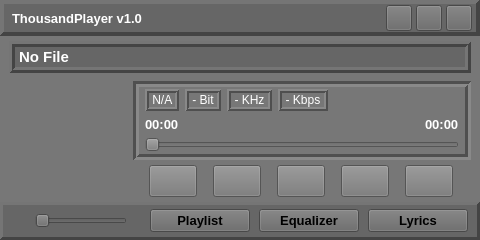
The window that source/ui/mainwindow/tp_mainwindow.ui (ZXfkSIE/ThousandPlayer) describes before a commit, drawn with Qt 5.
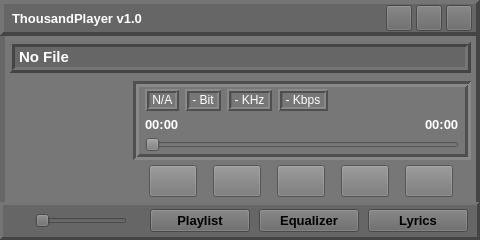
The same window after the commit. Custom widgets are drawn as their Qt base class.

Diff of the .ui file:
```diff
--- a/source/ui/mainwindow/tp_mainwindow.ui
+++ b/source/ui/mainwindow/tp_mainwindow.ui
@@ -220,7 +220,7 @@
     </widget>
    </item>
    <item>
-    <widget class="QWidget" name="widget_InfoContainer" native="true">
+    <widget class="QFrame" name="frame_InfoContainer">
      <property name="sizePolicy">
       <sizepolicy hsizetype="Preferred" vsizetype="Fixed">
        <horstretch>0</horstretch>
@@ -242,6 +242,16 @@
      <property name="mouseTracking">
       <bool>true</bool>
      </property>
+     <property name="styleSheet">
+      <string notr="true">QFrame{
+border-left-width: 5px;
+border-left-style: solid;
+border-left-color: #666;
+border-right-width: 4px;
+border-right-style: solid;
+border-right-color: rgb(68, 68, 68);
+}</string>
+     </property>
      <layout class="QHBoxLayout" name="horizontalLayout_3">
       <property name="topMargin">
        <number>5</number>
@@ -295,10 +305,20 @@
     </widget>
    </item>
    <item>
-    <widget class="QWidget" name="widget_MiddleContainer" native="true">
+    <widget class="QFrame" name="frame_MiddleContainer">
      <property name="mouseTracking">
       <bool>true</bool>
      </property>
+     <property name="styleSheet">
+      <string notr="true">QFrame{
+border-left-width: 5px;
+border-left-style: solid;
+border-left-color: #666;
+border-right-width: 4px;
+border-right-style: solid;
+border-right-color: rgb(68, 68, 68);
+}</string>
+     </property>
      <layout class="QHBoxLayout" name="horizontalLayout">
       <property name="leftMargin">
        <number>9</number>
@@ -615,7 +635,8 @@
                   <bool>true</bool>
                  </property>
                  <property name="styleSheet">
-                  <string notr="true">color: rgb(255, 255, 255);</string>
+                  <string notr="true">color: rgb(255, 255, 255);
+border: 0px;</string>
                  </property>
                  <property name="text">
                   <string notr="true">00:00</string>
@@ -654,7 +675,8 @@
                   <bool>true</bool>
                  </property>
                  <property name="styleSheet">
-                  <string notr="true">color: rgb(255, 255, 255);</string>
+                  <string notr="true">color: rgb(255, 255, 255);
+border: 0px;</string>
                  </property>
                  <property name="text">
                   <string notr="true">00:00</string>
```
